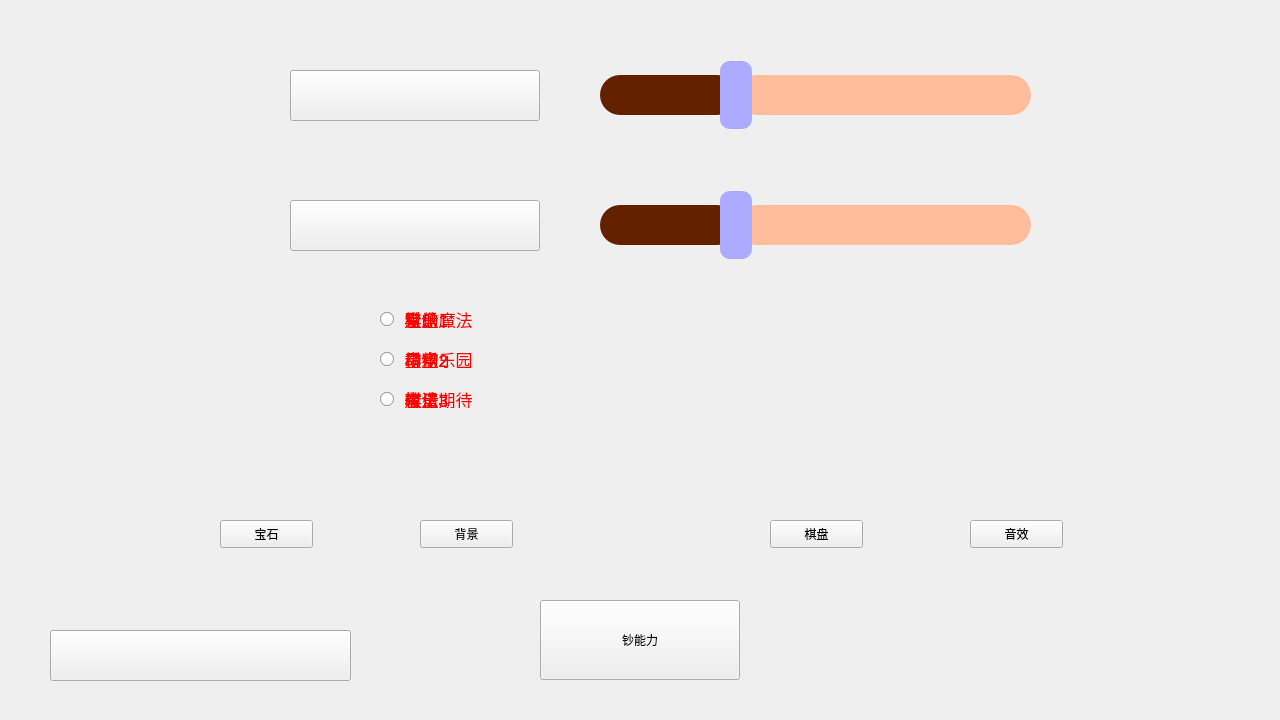
Qt form client/windows/configwindow.ui (HFDLYS/HeartstringsResonance) before a commit.
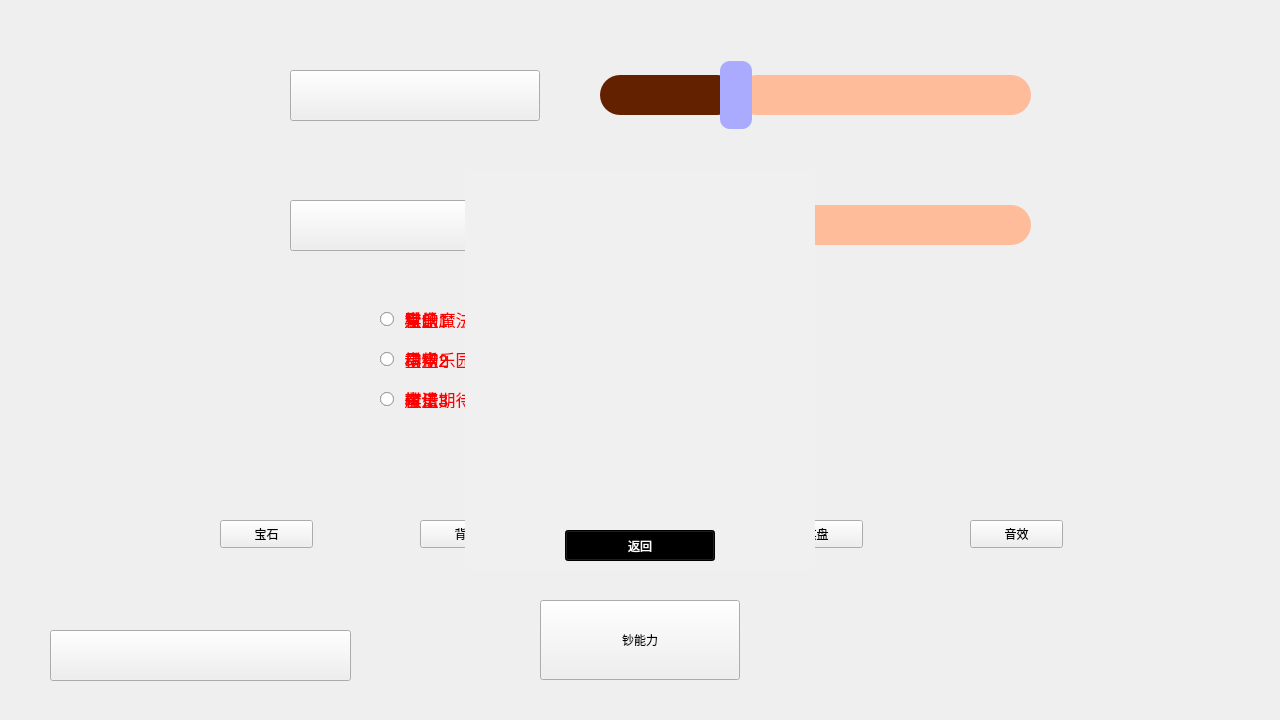
The same form after that commit. Icons and pictures are not drawn.

Commit message: feat: 先简单实现一下充值入口界面

Patch:
```diff
--- a/client/windows/configwindow.ui
+++ b/client/windows/configwindow.ui
@@ -224,7 +224,7 @@
      <string>音效</string>
     </property>
    </widget>
-   <widget class="QPushButton" name="pushButton_5">
+   <widget class="QPushButton" name="BtnRecharge">
     <property name="geometry">
      <rect>
       <x>540</x>
@@ -548,6 +548,62 @@
      </property>
     </widget>
    </widget>
+   <widget class="QWidget" name="widgetQR" native="true">
+    <property name="geometry">
+     <rect>
+      <x>465</x>
+      <y>170</y>
+      <width>350</width>
+      <height>400</height>
+     </rect>
+    </property>
+    <property name="styleSheet">
+     <string notr="true">QWidget {
+  background-color: #f0f0f0;
+}</string>
+    </property>
+    <widget class="QLabel" name="QRpic">
+     <property name="geometry">
+      <rect>
+       <x>0</x>
+       <y>0</y>
+       <width>350</width>
+       <height>350</height>
+      </rect>
+     </property>
+     <property name="text">
+      <string/>
+     </property>
+     <property name="pixmap">
+      <pixmap resource="../../resource/res.qrc">:/images/configwindow/QRcode.png</pixmap>
+     </property>
+     <property name="scaledContents">
+      <bool>true</bool>
+     </property>
+     <property name="alignment">
+      <set>Qt::AlignmentFlag::AlignHCenter|Qt::AlignmentFlag::AlignTop</set>
+     </property>
+    </widget>
+    <widget class="QPushButton" name="btnBack">
+     <property name="geometry">
+      <rect>
+       <x>100</x>
+       <y>360</y>
+       <width>150</width>
+       <height>31</height>
+      </rect>
+     </property>
+     <property name="styleSheet">
+      <string notr="true">QWidget {
+  background-color: #000000;
+	color: white;
+}</string>
+     </property>
+     <property name="text">
+      <string>返回</string>
+     </property>
+    </widget>
+   </widget>
    <zorder>btnReturn</zorder>
    <zorder>btnMusic</zorder>
    <zorder>btnSound</zorder>
@@ -557,12 +613,13 @@
    <zorder>BtnDia</zorder>
    <zorder>BtnBod</zorder>
    <zorder>BtnMsc</zorder>
-   <zorder>pushButton_5</zorder>
+   <zorder>BtnRecharge</zorder>
    <zorder>label</zorder>
    <zorder>widgetBgd</zorder>
    <zorder>widgetBod</zorder>
    <zorder>widgetDim</zorder>
    <zorder>widgetMsc</zorder>
+   <zorder>widgetQR</zorder>
   </widget>
  </widget>
  <resources>
```
The commit also changes 4 other files.
